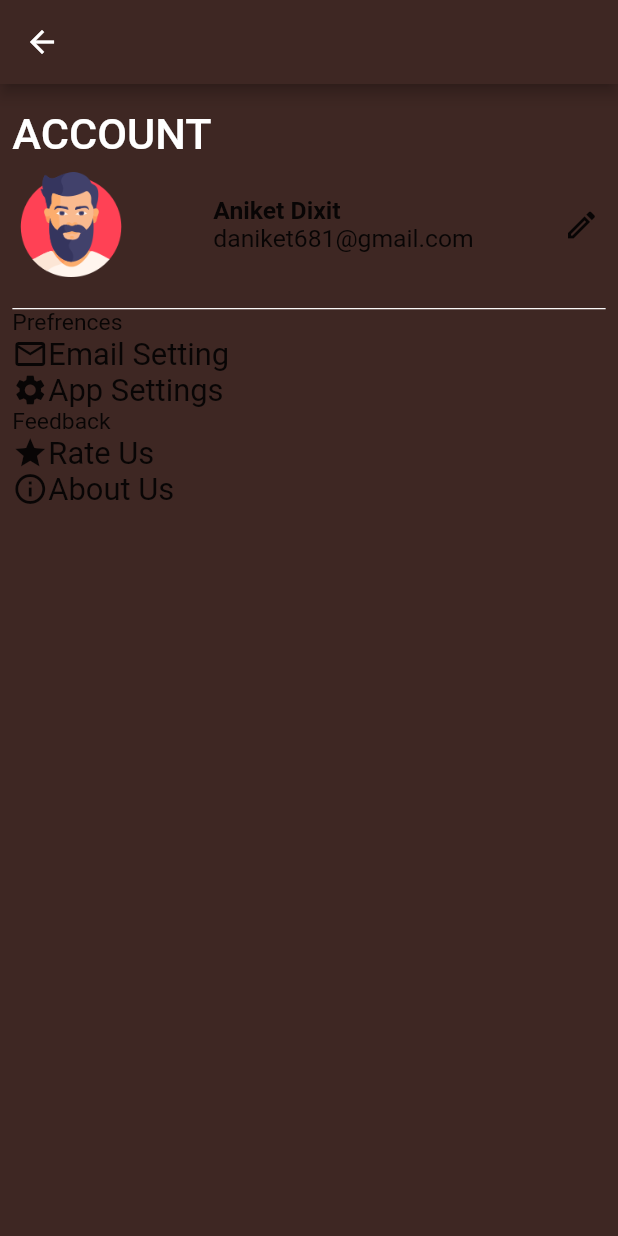
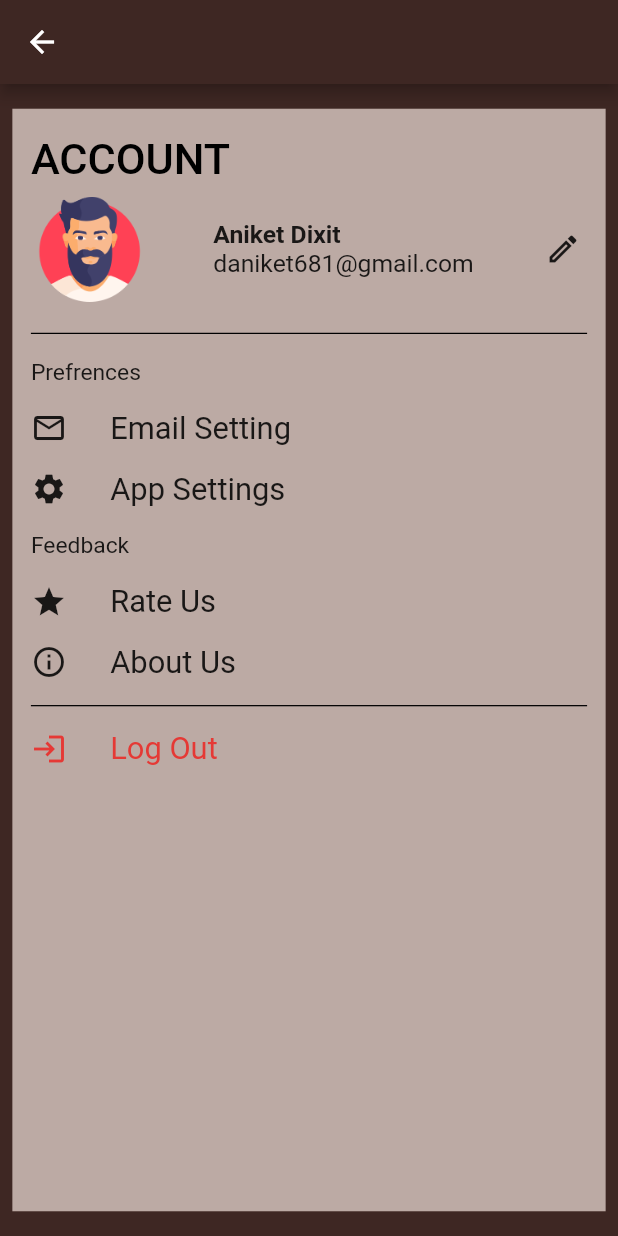
Before and after one commit to aniketdixitt/cleave_It, a Flutter app: the AccountScreen screen opened by its route, on a phone screen of 412 x 824 dp. Run offline on Flutter 3.47's test engine with Material 2 defaults, Android fonts, the phone set to English and light mode, and no system bars; our stand-ins replace fluttertoast, pie_chart.

Commit message:
account page

```diff
--- a/lib/overview.dart
+++ b/lib/overview.dart
@@ -14,7 +14,7 @@ class Overview extends StatefulWidget {
 
 class _OverviewState extends State<Overview> {
   int _currentIndex = 0;
-  List screens = [Home(), AccountScreen(), Home(), Home()];
+  List screens = [Home(), Home(), Home(), AccountScreen()];
   @override
   _updateIndex(int value) {
     setState(() {
--- a/lib/screens/account.dart
+++ b/lib/screens/account.dart
@@ -25,6 +25,10 @@ class _AccountScreenState extends State<AccountScreen> {
         color: Colors.brown[900],
         height: height,
         width: width,
+        child: Container(
+          color: Colors.brown[200],
+          padding: EdgeInsets.fromLTRB(
+              width * 0.03, height * 0.02, width * 0.03, height * 0.02),
           child: Column(
             crossAxisAlignment: CrossAxisAlignment.start,
             children: [
@@ -33,13 +37,13 @@ class _AccountScreenState extends State<AccountScreen> {
                 style: TextStyle(
                     fontSize: width * 0.07,
                     fontWeight: FontWeight.w500,
-                  color: Colors.white),
+                    color: Colors.black),
               ),
               Container(
                 decoration: BoxDecoration(
                     border: Border(
                         bottom: BorderSide(
-                          width: height * 0.001, color: Colors.white))),
+                            width: height * 0.001, color: Colors.black))),
                 padding: EdgeInsets.fromLTRB(
                     width * 0.01, height * 0.01, width * 0.01, height * 0.025),
                 child: Row(
@@ -67,55 +71,132 @@ class _AccountScreenState extends State<AccountScreen> {
                   ],
                 ),
               ),
+              SizedBox(
+                height: height * 0.02,
+              ),
+              Container(
+                padding: EdgeInsets.only(bottom: height * 0.02),
+                decoration: BoxDecoration(
+                    border: Border(
+                        bottom: BorderSide(
+                            width: height * 0.001, color: Colors.black))),
+                child: Column(
+                  crossAxisAlignment: CrossAxisAlignment.start,
+                  children: [
                     Text("Prefrences",
                         style: TextStyle(
-                    fontSize: width * 0.037, fontWeight: FontWeight.w400)),
-            Row(
+                            fontSize: width * 0.037,
+                            fontWeight: FontWeight.w400)),
+                    SizedBox(
+                      height: height * 0.02,
+                    ),
+                    InkWell(
+                      child: Container(
+                        child: Row(
                           children: [
                             Container(
                               child: Icon(Icons.email_outlined),
                             ),
-                Text("Email Setting",
+                            Container(
+                              padding: EdgeInsets.only(left: width * 0.07),
+                              child: Text("Email Setting",
                                   style: TextStyle(
-                        fontSize: width * 0.05, fontWeight: FontWeight.w400))
+                                      fontSize: width * 0.05,
+                                      fontWeight: FontWeight.w400)),
+                            )
                           ],
+                        ),
+                      ),
+                      onTap: () {
+                        setState(() {});
+                      },
+                    ),
+                    SizedBox(
+                      height: height * 0.02,
                     ),
                     Row(
                       children: [
                         Container(
                           child: Icon(Icons.settings),
                         ),
-                Text("App Settings",
+                        Container(
+                          padding: EdgeInsets.only(left: width * 0.07),
+                          child: Text("App Settings",
                               style: TextStyle(
-                        fontSize: width * 0.05, fontWeight: FontWeight.w400))
+                                  fontSize: width * 0.05,
+                                  fontWeight: FontWeight.w400)),
+                        )
                       ],
+                    ),
+                    SizedBox(
+                      height: height * 0.02,
                     ),
                     Text("Feedback",
                         style: TextStyle(
-                    fontSize: width * 0.037, fontWeight: FontWeight.w400)),
+                            fontSize: width * 0.037,
+                            fontWeight: FontWeight.w400)),
+                    SizedBox(
+                      height: height * 0.02,
+                    ),
                     Row(
                       children: [
                         Container(
                           child: Icon(Icons.star),
                         ),
-                Text("Rate Us",
+                        Container(
+                          padding: EdgeInsets.only(left: width * 0.07),
+                          child: Text("Rate Us",
                               style: TextStyle(
-                        fontSize: width * 0.05, fontWeight: FontWeight.w400))
+                                  fontSize: width * 0.05,
+                                  fontWeight: FontWeight.w400)),
+                        )
                       ],
+                    ),
+                    SizedBox(
+                      height: height * 0.02,
                     ),
                     Row(
                       children: [
                         Container(
                           child: Icon(Icons.info_outline),
                         ),
-                Text("About Us",
+                        Container(
+                          padding: EdgeInsets.only(left: width * 0.07),
+                          child: Text("About Us",
                               style: TextStyle(
-                        fontSize: width * 0.05, fontWeight: FontWeight.w400))
+                                  fontSize: width * 0.05,
+                                  fontWeight: FontWeight.w400)),
+                        )
                       ],
                     ),
                   ],
                 ),
               ),
+              SizedBox(
+                height: height * 0.02,
+              ),
+              Row(
+                children: [
+                  Container(
+                    child: Icon(
+                      Icons.login_outlined,
+                      color: Colors.red[600],
+                    ),
+                  ),
+                  Container(
+                    padding: EdgeInsets.only(left: width * 0.07),
+                    child: Text("Log Out",
+                        style: TextStyle(
+                            fontSize: width * 0.05,
+                            fontWeight: FontWeight.w400,
+                            color: Colors.red[600])),
+                  )
+                ],
+              )
+            ],
+          ),
+        ),
+      ),
     );
   }
 }
```
Lines whose indentation alone changed are shown as unchanged.
